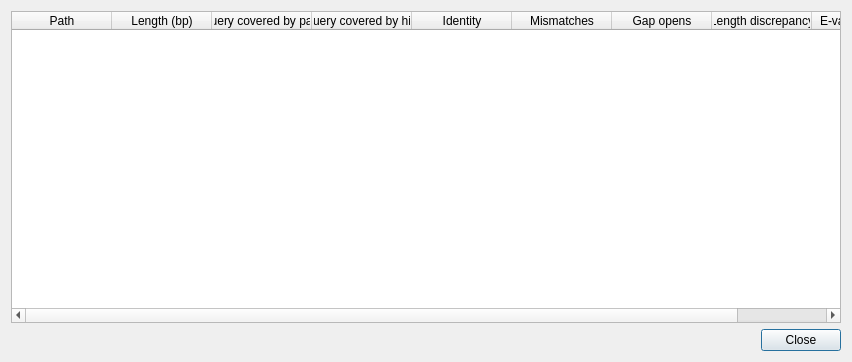
Before: the Qt Designer form ui/querypathsdialog.ui in rrwick/Bandage, drawn with Qt 5.
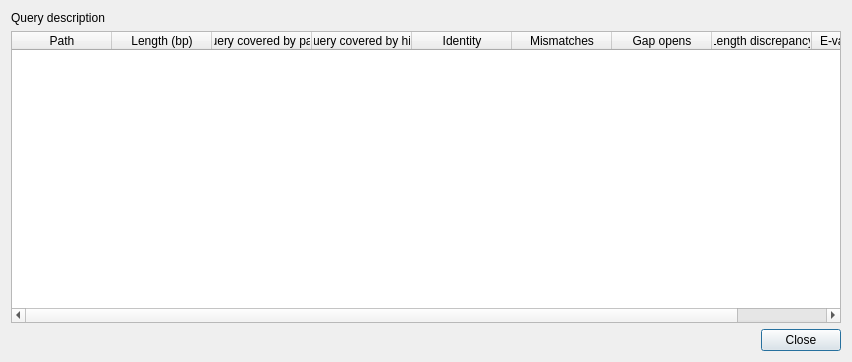
After: the same form once the commit is applied. Custom widgets are drawn as their Qt base class.

Commit message: Add query description to query paths dialog

```diff
--- a/ui/querypathsdialog.ui
+++ b/ui/querypathsdialog.ui
@@ -14,6 +14,16 @@
    <string>Query paths</string>
   </property>
   <layout class="QVBoxLayout" name="verticalLayout">
+   <item>
+    <widget class="QLabel" name="queryLabel">
+     <property name="text">
+      <string>Query description</string>
+     </property>
+     <property name="wordWrap">
+      <bool>true</bool>
+     </property>
+    </widget>
+   </item>
    <item>
     <widget class="MyTableWidget" name="tableWidget">
      <column>
```
The commit also changes 1 other file.
